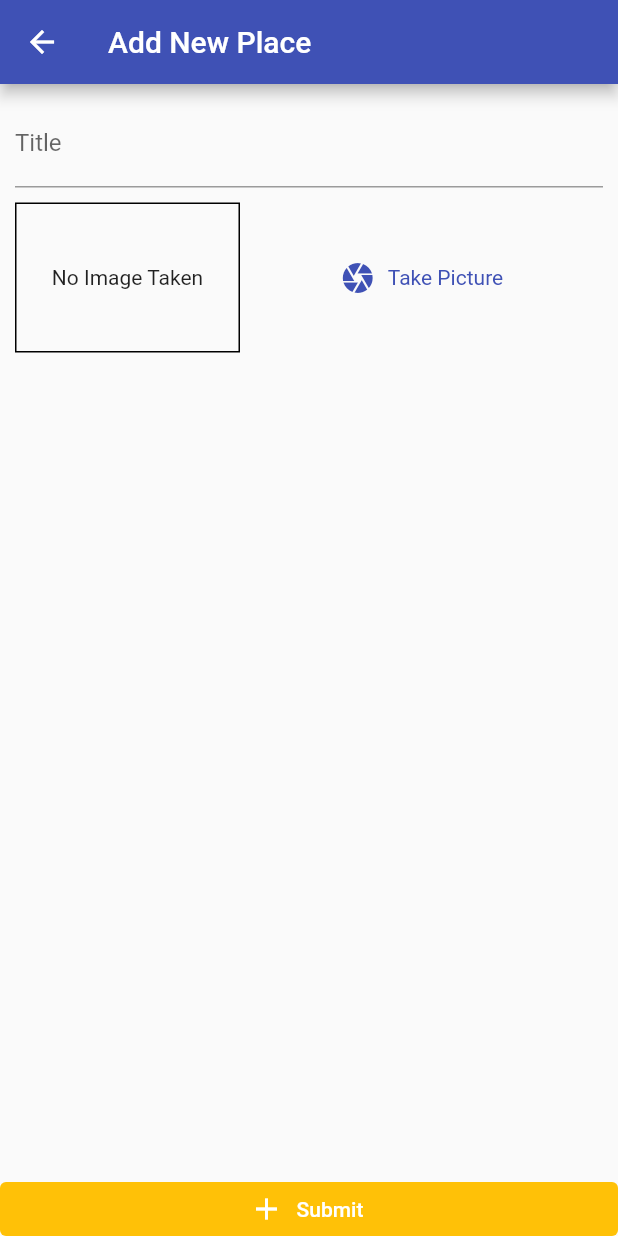
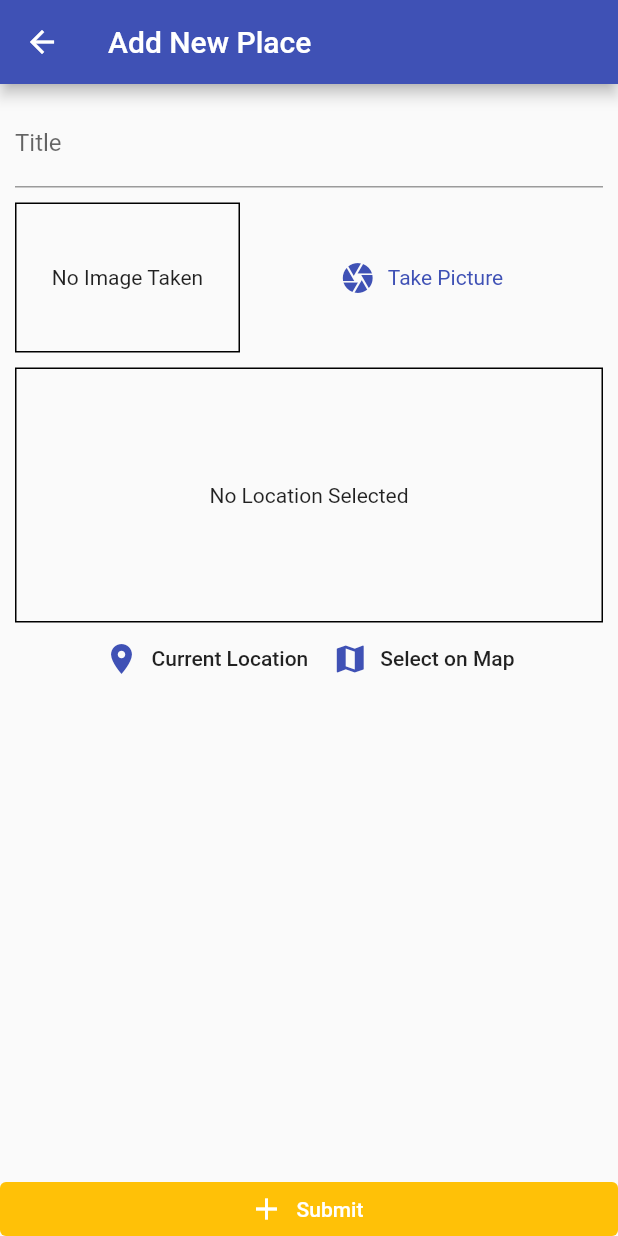
Before and after one commit to ChristopherLinnett/great-places-flutter, a Flutter app: the AddPlaceScreen screen opened by its route, on a phone screen of 412 x 824 dp. Run offline on Flutter 3.47's test engine with Material 2 defaults, Android fonts, the phone set to English and light mode, and no system bars; our stand-ins replace cached_network_image, image_picker, sqflite; accounts and stored records are empty.

Commit message:
added cachednetworkimage package added location input widget for displaying image preview and buttons

```diff
--- a/lib/screens/add_place_screen.dart
+++ b/lib/screens/add_place_screen.dart
@@ -1,6 +1,7 @@
 import 'package:flutter/material.dart';
 import 'package:great_places/providers/great_places.dart';
 import 'package:great_places/widgets/image_input.dart';
+import 'package:great_places/widgets/location_input.dart';
 import 'dart:io';
 
 import 'package:provider/provider.dart';
@@ -49,7 +50,9 @@ class _AddPlaceScreenState extends State<AddPlaceScreen> {
                       controller: _textEditingController,
                     ),
                     SizedBox(height: 10),
-                    ImageInput(imageCallback: selectImage)
+                    ImageInput(imageCallback: selectImage),
+                    SizedBox(height: 10),
+                    LocationInput()
                   ],
                 ),
               ),
--- a/lib/widgets/location_input.dart
+++ b/lib/widgets/location_input.dart
@@ -0,0 +1,51 @@
+import 'package:cached_network_image/cached_network_image.dart';
+import 'package:flutter/material.dart';
+
+class LocationInput extends StatefulWidget {
+  const LocationInput({super.key});
+
+  @override
+  State<LocationInput> createState() => _LocationInputState();
+}
+
+class _LocationInputState extends State<LocationInput> {
+  String? _imagePreviewUrl;
+
+  @override
+  Widget build(BuildContext context) {
+    return Column(
+      children: [
+        Container(
+          height: 170,
+          width: double.infinity,
+          alignment: Alignment.center,
+          decoration:
+              BoxDecoration(border: Border.all(color: Colors.black, width: 1)),
+          child: _imagePreviewUrl == null
+              ? Text('No Location Selected', textAlign: TextAlign.center)
+              : CachedNetworkImage(
+                  imageUrl: _imagePreviewUrl!,
+                  fit: BoxFit.cover,
+                  width: double.infinity),
+        ),
+        Row(
+          mainAxisAlignment: MainAxisAlignment.center,
+          children: [
+            TextButton.icon(
+              icon: Icon(Icons.location_on),
+              label: Text('Current Location',
+                  style: Theme.of(context).textTheme.button),
+              onPressed: () {},
+            ),
+            TextButton.icon(
+              icon: Icon(Icons.map),
+              label: Text('Select on Map',
+                  style: Theme.of(context).textTheme.button),
+              onPressed: () {},
+            ),
+          ],
+        )
+      ],
+    );
+  }
+}
--- a/pubspec.yaml
+++ b/pubspec.yaml
@@ -42,6 +42,7 @@ dependencies:
   path: ^1.8.2
   sqflite: ^2.2.2
   location: ^4.4.0
+  cached_network_image: ^3.2.3
 
 dev_dependencies:
   flutter_test:
```
Also changed, not shown: pubspec.lock, 3 other files.
